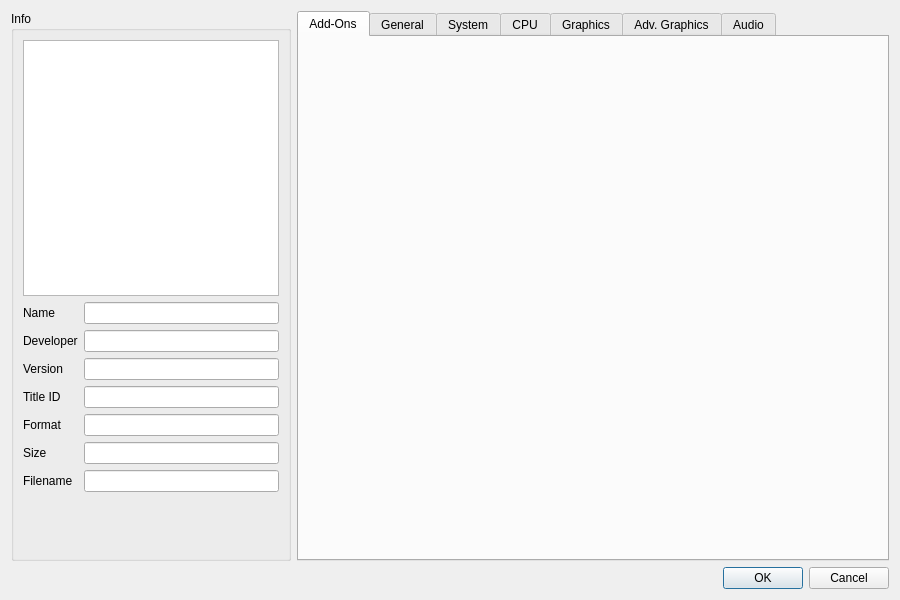
Above: src/yuzu/configuration/configure_per_game.ui from QuantumGhost/yuzu before the change. Below: the same form after it.
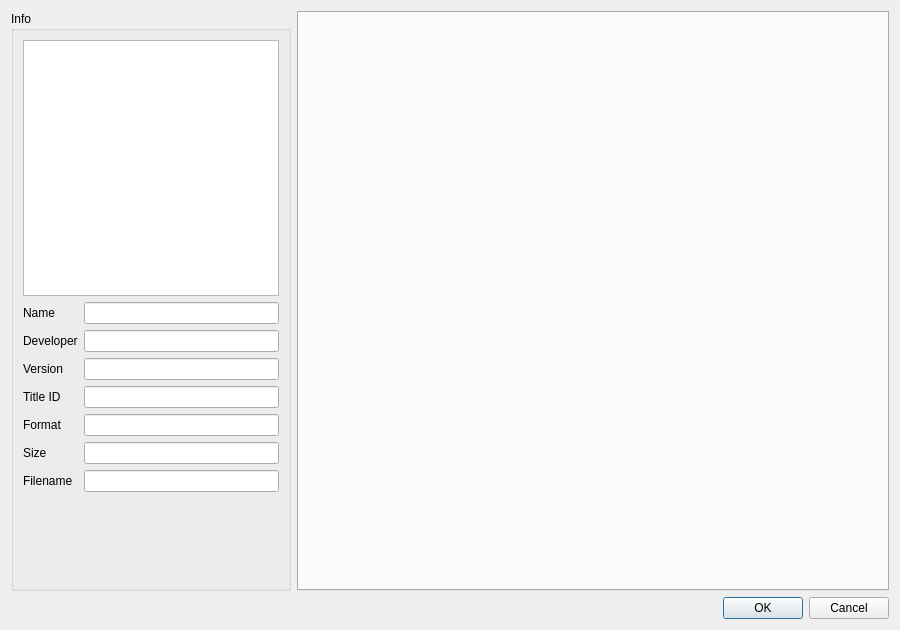
That is the form after the change. Custom widgets are drawn as their Qt base class.

```diff
--- a/src/yuzu/configuration/configure_per_game.ui
+++ b/src/yuzu/configuration/configure_per_game.ui
@@ -7,12 +7,13 @@
     <x>0</x>
     <y>0</y>
     <width>900</width>
-    <height>600</height>
+    <height>630</height>
    </rect>
   </property>
   <property name="minimumSize">
    <size>
     <width>900</width>
+    <height>0</height>
    </size>
   </property>
   <property name="windowTitle">
@@ -225,41 +226,6 @@
          <property name="tabsClosable">
           <bool>false</bool>
          </property>
-         <widget class="ConfigurePerGameAddons" name="addonsTab">
-          <attribute name="title">
-           <string>Add-Ons</string>
-          </attribute>
-         </widget>
-         <widget class="ConfigureGeneral" name="generalTab">
-          <attribute name="title">
-           <string>General</string>
-          </attribute>
-         </widget>
-         <widget class="ConfigureSystem" name="systemTab">
-          <attribute name="title">
-           <string>System</string>
-          </attribute>
-         </widget>
-         <widget class="ConfigureCpu" name="cpuTab">
-          <attribute name="title">
-           <string>CPU</string>
-          </attribute>
-         </widget>
-         <widget class="ConfigureGraphics" name="graphicsTab">
-          <attribute name="title">
-           <string>Graphics</string>
-          </attribute>
-         </widget>
-         <widget class="ConfigureGraphicsAdvanced" name="graphicsAdvancedTab">
-          <attribute name="title">
-           <string>Adv. Graphics</string>
-          </attribute>
-         </widget>
-         <widget class="ConfigureAudio" name="audioTab">
-          <attribute name="title">
-           <string>Audio</string>
-          </attribute>
-         </widget>
         </widget>
        </item>
       </layout>
@@ -284,50 +250,6 @@
    </item>
   </layout>
  </widget>
- <customwidgets>
-  <customwidget>
-   <class>ConfigureGeneral</class>
-   <extends>QWidget</extends>
-   <header>configuration/configure_general.h</header>
-   <container>1</container>
-  </customwidget>
-  <customwidget>
-   <class>ConfigureSystem</class>
-   <extends>QWidget</extends>
-   <header>configuration/configure_system.h</header>
-   <container>1</container>
-  </customwidget>
-  <customwidget>
-   <class>ConfigureAudio</class>
-   <extends>QWidget</extends>
-   <header>configuration/configure_audio.h</header>
-   <container>1</container>
-  </customwidget>
-  <customwidget>
-   <class>ConfigureGraphics</class>
-   <extends>QWidget</extends>
-   <header>configuration/configure_graphics.h</header>
-   <container>1</container>
-  </customwidget>
-  <customwidget>
-   <class>ConfigureGraphicsAdvanced</class>
-   <extends>QWidget</extends>
-   <header>configuration/configure_graphics_advanced.h</header>
-   <container>1</container>
-  </customwidget>
-  <customwidget>
-   <class>ConfigurePerGameAddons</class>
-   <extends>QWidget</extends>
-   <header>configuration/configure_per_game_addons.h</header>
-   <container>1</container>
-  </customwidget>
-  <customwidget>
-   <class>ConfigureCpu</class>
-   <extends>QWidget</extends>
-   <header>configuration/configure_cpu.h</header>
-   <container>1</container>
-  </customwidget>
- </customwidgets>
  <resources/>
  <connections>
   <connection>
```
Left out of the diff: 22 changed lines with no effect on the pictures.
